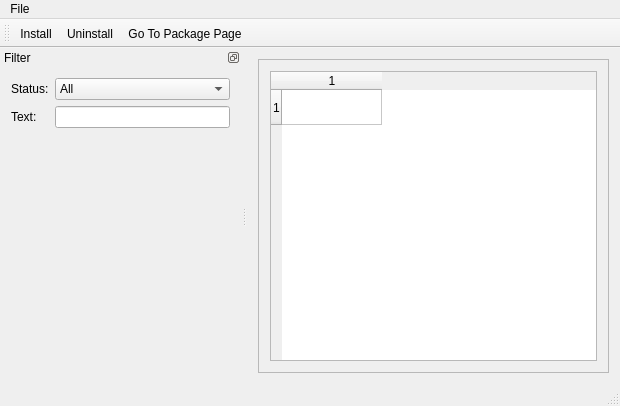
This is wpmcpp/mainwindow.ui in npackd/npackd as Qt 5 draws it before an edit. The edited form follows.
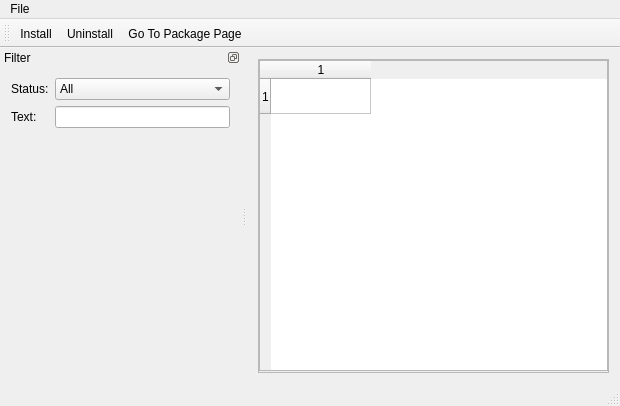
This is the edited form.

```diff
--- a/wpmcpp/mainwindow.ui
+++ b/wpmcpp/mainwindow.ui
@@ -24,6 +24,18 @@
        <enum>QFrame::Raised</enum>
       </property>
       <layout class="QVBoxLayout" name="verticalLayout">
+       <property name="leftMargin">
+        <number>0</number>
+       </property>
+       <property name="topMargin">
+        <number>0</number>
+       </property>
+       <property name="rightMargin">
+        <number>0</number>
+       </property>
+       <property name="bottomMargin">
+        <number>1</number>
+       </property>
        <item>
         <widget class="QTableWidget" name="tableWidget">
          <property name="enabled">
@@ -32,6 +44,9 @@
          <property name="mouseTracking">
           <bool>true</bool>
          </property>
+         <property name="frameShape">
+          <enum>QFrame::StyledPanel</enum>
+         </property>
          <property name="selectionMode">
           <enum>QAbstractItemView::SingleSelection</enum>
          </property>
```
